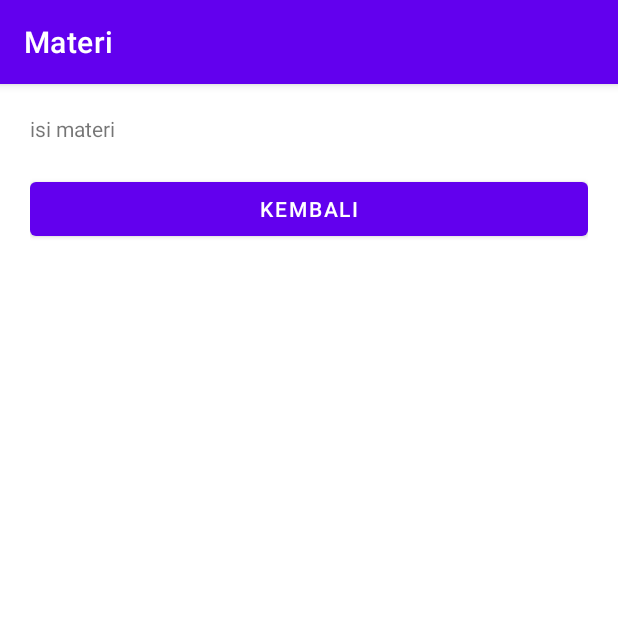
After one commit to andreyaici3/PKKM-MOBILE, an Android app: the Materi screen opened directly, with no data from a screen before it, on a phone screen of 412 x 824 dp, the top half of it. The commit adds this screen. Run offline under Robolectric (Android 15) with nearby library versions, the phone set to English and light mode, and no system bars.

Commit message:
Upload Tugas 2 - Day 3 Intent

```diff
--- /dev/null
+++ b/DAY 3/InovasiPembelajaran/app/src/main/java/com/andrey/inovasipembelajaran/Materi.java
@@ -0,0 +1,30 @@
+package com.andrey.inovasipembelajaran;
+
+import androidx.appcompat.app.AppCompatActivity;
+
+import android.content.Intent;
+import android.os.Bundle;
+import android.view.View;
+import android.widget.Button;
+
+public class Materi extends AppCompatActivity {
+
+    private Button kembali;
+    @Override
+    protected void onCreate(Bundle savedInstanceState) {
+        super.onCreate(savedInstanceState);
+        setContentView(R.layout.activity_materi);
+
+        setTitle("Materi");
+
+        kembali = (Button) findViewById(R.id.buttonKembali);
+
+        kembali.setOnClickListener(new View.OnClickListener() {
+            @Override
+            public void onClick(View view) {
+                Intent i = new Intent(Materi.this, MainActivity.class);
+                startActivity(i);
+            }
+        });
+    }
+}
--- a/DAY 3/InovasiPembelajaran/app/src/main/res/layout/activity_main.xml
+++ b/DAY 3/InovasiPembelajaran/app/src/main/res/layout/activity_main.xml
@@ -36,6 +36,7 @@
             android:layout_marginBottom="10dp"
             />
         <android.widget.Button
+            android:id="@+id/tujuanPembelajaran"
             android:layout_marginTop="10dp"
             android:layout_width="match_parent"
             android:layout_height="wrap_content"
@@ -44,6 +45,7 @@
             />
 
         <android.widget.Button
+            android:id="@+id/pertanyaanPemantik"
             android:layout_marginTop="10dp"
             android:layout_width="match_parent"
             android:layout_height="wrap_content"
@@ -52,6 +54,7 @@
             />
 
         <android.widget.Button
+            android:id="@+id/petaKonsep"
             android:layout_marginTop="10dp"
             android:layout_width="match_parent"
             android:layout_height="wrap_content"
@@ -60,6 +63,7 @@
             />
 
         <android.widget.Button
+            android:id="@+id/materi"
             android:layout_marginTop="10dp"
             android:layout_width="match_parent"
             android:layout_height="wrap_content"
@@ -68,6 +72,7 @@
             />
 
         <android.widget.Button
+            android:id="@+id/tentangAplikasi"
             android:layout_marginTop="10dp"
             android:layout_width="match_parent"
             android:layout_height="wrap_content"
--- /dev/null
+++ b/DAY 3/InovasiPembelajaran/app/src/main/res/layout/activity_materi.xml
@@ -0,0 +1,23 @@
+<?xml version="1.0" encoding="utf-8"?>
+<LinearLayout xmlns:android="http://schemas.android.com/apk/res/android"
+    xmlns:app="http://schemas.android.com/apk/res-auto"
+    xmlns:tools="http://schemas.android.com/tools"
+    android:layout_width="match_parent"
+    android:layout_height="match_parent"
+    android:layout_margin="20dp"
+    android:orientation="vertical"
+    tools:context=".Materi">
+
+    <TextView
+        android:layout_width="match_parent"
+        android:layout_height="wrap_content"
+        android:text="@string/materi" />
+
+    <Button
+        android:layout_marginTop="20dp"
+        android:id="@+id/buttonKembali"
+        android:layout_width="match_parent"
+        android:layout_height="wrap_content"
+        android:text="kembali" />
+
+</LinearLayout>
--- a/DAY 3/InovasiPembelajaran/app/src/main/res/values/themes.xml
+++ b/DAY 3/InovasiPembelajaran/app/src/main/res/values/themes.xml
@@ -13,4 +13,18 @@
         <item name="android:statusBarColor" tools:targetApi="l">?attr/colorPrimaryVariant</item>
         <!-- Customize your theme here. -->
     </style>
+
+    <style name="Theme.InovasiPembelajaranNoAction" parent="Theme.MaterialComponents.DayNight.NoActionBar">
+        <!-- Primary brand color. -->
+        <item name="colorPrimary">@color/purple_500</item>
+        <item name="colorPrimaryVariant">@color/purple_700</item>
+        <item name="colorOnPrimary">@color/white</item>
+        <!-- Secondary brand color. -->
+        <item name="colorSecondary">@color/teal_200</item>
+        <item name="colorSecondaryVariant">@color/teal_700</item>
+        <item name="colorOnSecondary">@color/black</item>
+        <!-- Status bar color. -->
+        <item name="android:statusBarColor" tools:targetApi="l">?attr/colorPrimaryVariant</item>
+        <!-- Customize your theme here. -->
+    </style>
 </resources>
```
Also changed, not shown: DAY 3/InovasiPembelajaran/app/src/main/AndroidManifest.xml (+8 -1 lines), DAY 3/InovasiPembelajaran/app/src/main/java/com/andrey/inovasipembelajaran/MainActivity.java (+66 -2 lines), DAY 3/InovasiPembelajaran/app/src/main/java/com/andrey/inovasipembelajaran/PertanyaanPemantik.java (added, +31 -0 lines), DAY 3/InovasiPembelajaran/app/src/main/java/com/andrey/inovasipembelajaran/PetaKonsep.java (added, +31 -0 lines), DAY 3/InovasiPembelajaran/app/src/main/java/com/andrey/inovasipembelajaran/TentangActivity.java (added, +31 -0 lines), DAY 3/InovasiPembelajaran/app/src/main/java/com/andrey/inovasipembelajaran/TujuanActivity.java (added, +31 -0 lines), DAY 3/InovasiPembelajaran/app/src/main/res/layout/activity_pertanyaan_pemantik.xml (added, +23 -0 lines), DAY 3/InovasiPembelajaran/app/src/main/res/layout/activity_peta_konsep.xml (added, +23 -0 lines), DAY 3/InovasiPembelajaran/app/src/main/res/layout/activity_tentang.xml (added, +23 -0 lines), DAY 3/InovasiPembelajaran/app/src/main/res/layout/activity_tujuan.xml (added, +23 -0 lines), DAY 3/InovasiPembelajaran/app/src/main/res/values/strings.xml (+8 -0 lines).
